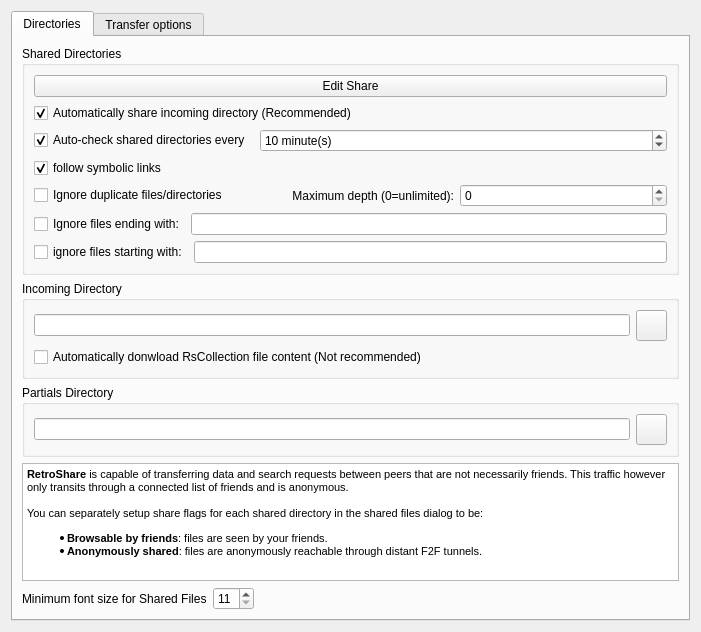
The window that retroshare-gui/src/gui/settings/TransferPage.ui (RetroShare/RetroShare) describes before a commit, drawn with Qt 5.
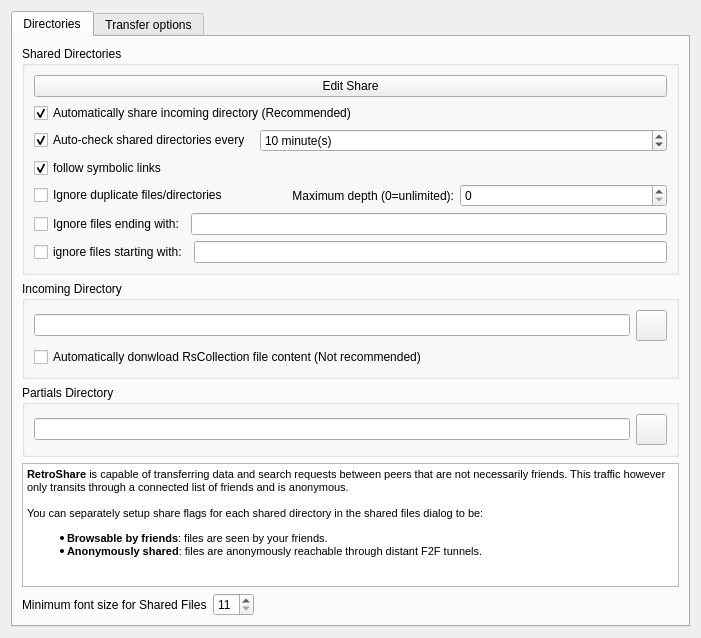
The same window after the commit. Icons and pictures are not drawn. Custom widgets are drawn as their Qt base class.

Commit message: added force recheck of possibly modified files when the button is used

The edit to the form file:
```diff
--- a/retroshare-gui/src/gui/settings/TransferPage.ui
+++ b/retroshare-gui/src/gui/settings/TransferPage.ui
@@ -7,7 +7,7 @@
     <x>0</x>
     <y>0</y>
     <width>701</width>
-    <height>632</height>
+    <height>638</height>
    </rect>
   </property>
   <layout class="QGridLayout" name="gridLayout_3">
@@ -289,7 +289,7 @@
           <string>&lt;!DOCTYPE HTML PUBLIC &quot;-//W3C//DTD HTML 4.0//EN&quot; &quot;http://www.w3.org/TR/REC-html40/strict.dtd&quot;&gt;
 &lt;html&gt;&lt;head&gt;&lt;meta name=&quot;qrichtext&quot; content=&quot;1&quot; /&gt;&lt;style type=&quot;text/css&quot;&gt;
 p, li { white-space: pre-wrap; }
-&lt;/style&gt;&lt;/head&gt;&lt;body style=&quot; font-family:'MS Shell Dlg 2'; font-size:8.25pt; font-weight:400; font-style:normal;&quot;&gt;
+&lt;/style&gt;&lt;/head&gt;&lt;body style=&quot; font-family:'Ubuntu'; font-size:11pt; font-weight:400; font-style:normal;&quot;&gt;
 &lt;p style=&quot; margin-top:0px; margin-bottom:0px; margin-left:0px; margin-right:0px; -qt-block-indent:0; text-indent:0px;&quot;&gt;&lt;span style=&quot; font-family:'Sans'; font-size:8pt; font-weight:600;&quot;&gt;RetroShare&lt;/span&gt;&lt;span style=&quot; font-family:'Sans'; font-size:8pt;&quot;&gt; is capable of transferring data and search requests between peers that are not necessarily friends. This traffic however only transits through a connected list of friends and is anonymous.&lt;/span&gt;&lt;/p&gt;
 &lt;p style=&quot;-qt-paragraph-type:empty; margin-top:0px; margin-bottom:0px; margin-left:0px; margin-right:0px; -qt-block-indent:0; text-indent:0px; font-family:'Sans'; font-size:8pt;&quot;&gt;&lt;br /&gt;&lt;/p&gt;
 &lt;p style=&quot; margin-top:0px; margin-bottom:0px; margin-left:0px; margin-right:0px; -qt-block-indent:0; text-indent:0px;&quot;&gt;&lt;span style=&quot; font-family:'Sans'; font-size:8pt;&quot;&gt;You can separately setup share flags for each shared directory in the shared files dialog to be:&lt;/span&gt;&lt;/p&gt;
```
Left out of the diff: 3 changed lines with no effect on the pictures. The commit also changes 2 other files.
